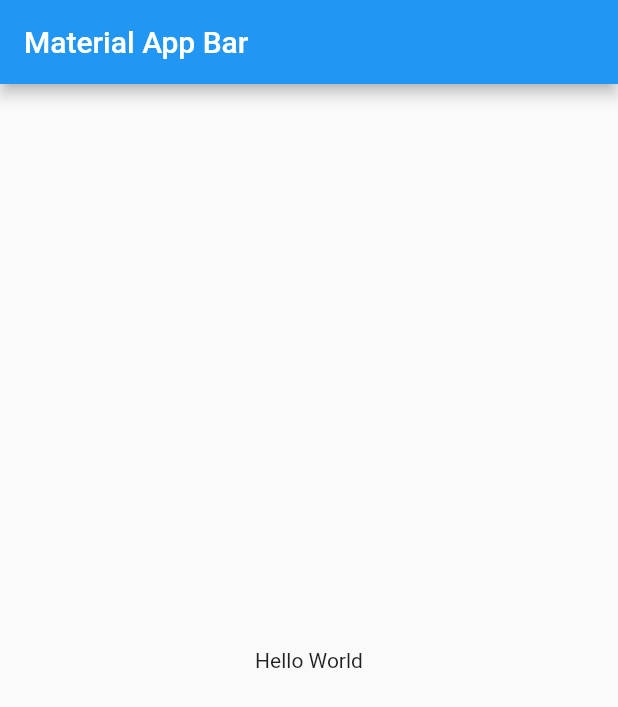
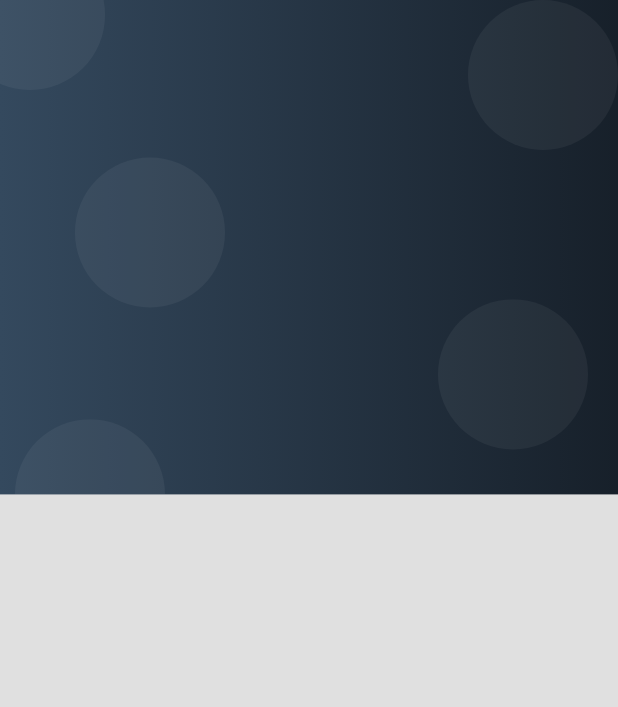
Before and after one commit to GeorgeLN/flutter_app_ventas, a Flutter app: the screen it shows after launch, on a phone screen of 412 x 824 dp. Shown: the top 707 px of the screen. Run offline on Flutter 3.47's test engine with Material 2 defaults, Android fonts, the phone set to English and light mode, and no system bars.

Commit message:
Se crea el fondo del login

```diff
--- a/lib/main.dart
+++ b/lib/main.dart
@@ -1,4 +1,5 @@
 import 'package:flutter/material.dart';
+import 'package:seguridad_clientes_app/screens/screens.dart';
 
 void main() => runApp(const MyApp());
 
@@ -8,14 +9,17 @@ class MyApp extends StatelessWidget {
   @override
   Widget build(BuildContext context) {
     return MaterialApp(
-      title: 'Material App',
-      home: Scaffold(
-        appBar: AppBar(
-          title: const Text('Material App Bar'),
-        ),
-        body: const Center(
-          child: Text('Hello World'),
-        ),
+      debugShowCheckedModeBanner: false, //Se desactiva la etiqueta del debug.
+      title: 'Inicio',
+      initialRoute: 'login',
+
+      routes: {
+        'login': (context) => const LoginScreen(),
+        'home':(context) => const HomeScreen(),
+      },
+
+      theme: ThemeData.light().copyWith(
+        scaffoldBackgroundColor: Colors.grey[300],
       ),
     );
   }
--- /dev/null
+++ b/lib/screens/home-screen.dart
@@ -0,0 +1,15 @@
+import 'package:flutter/material.dart';
+
+class HomeScreen extends StatelessWidget {
+
+  const HomeScreen({Key? key}) : super(key: key);
+
+  @override
+  Widget build(BuildContext context) {
+    return const Scaffold(
+      body: Center(
+         child: Text('Home Screen'),
+      ),
+    );
+  }
+}
--- /dev/null
+++ b/lib/screens/login-screen.dart
@@ -0,0 +1,14 @@
+import 'package:flutter/material.dart';
+import 'package:seguridad_clientes_app/widgets/widgets.dart';
+
+class LoginScreen extends StatelessWidget {
+
+  const LoginScreen({Key? key}) : super(key: key);
+
+  @override
+  Widget build(BuildContext context) {
+    return const Scaffold(
+      body: AuthBackground(),
+    );
+  }
+}
--- /dev/null
+++ b/lib/screens/screens.dart
@@ -0,0 +1,2 @@
+export 'package:seguridad_clientes_app/screens/home-screen.dart';
+export 'package:seguridad_clientes_app/screens/login-screen.dart';
--- /dev/null
+++ b/lib/widgets/auth_background.dart
@@ -0,0 +1,79 @@
+// ignore_for_file: sort_child_properties_last
+
+import 'package:flutter/material.dart';
+
+class AuthBackground extends StatelessWidget {
+
+  const AuthBackground({Key? key}) : super(key: key);
+
+  @override
+  Widget build(BuildContext context) {
+    return Container(
+      //color: Colors.grey,
+      width: double.infinity,
+      height: double.infinity,
+
+      child: const Stack(
+        children: [
+          _PurpleBox(),
+        ],
+      ),
+    );
+  }
+}
+
+class _PurpleBox extends StatelessWidget {
+
+  const _PurpleBox({super.key});
+
+  @override
+  Widget build(BuildContext context) {
+
+    final size = MediaQuery.of(context).size;
+
+    return Container(
+      width: double.infinity,
+      height: ( size.height * 0.4 ),
+
+      decoration: _buildBoxDecoration(),
+
+      child: const Stack(
+        children: [
+          Positioned(child: _Bubble(), top: 105, left: 50),
+          Positioned(child: _Bubble(), top: -40, left: -30),
+          Positioned(child: _Bubble(), top: 0, right: 0),
+          Positioned(child: _Bubble(), bottom: -50, left: 10),
+          Positioned(child: _Bubble(), bottom: 30, right: 20),
+        ],
+      ),
+    );
+  }
+
+  BoxDecoration _buildBoxDecoration() => const BoxDecoration(
+    gradient: LinearGradient(
+      colors: [
+        Color.fromRGBO(52, 73, 94 , 1),
+        Color.fromRGBO(23, 32, 42, 1),
+        //Color.fromRGBO(63, 63, 156, 1),
+        //Color.fromRGBO(90, 70, 178, 1),
+      ]
+    )
+  );
+}
+
+class _Bubble extends StatelessWidget {
+  const _Bubble({super.key});
+
+  @override
+  Widget build(BuildContext context) {
+    return Container(
+      width: 100,
+      height: 100,
+
+      decoration: BoxDecoration(
+        borderRadius: BorderRadius.circular(100),
+        color: const Color.fromRGBO(255, 255, 255, 0.05),
+      ),
+    );
+  }
+}
--- /dev/null
+++ b/lib/widgets/widgets.dart
@@ -0,0 +1 @@
+export 'package:seguridad_clientes_app/widgets/auth_background.dart';
```
